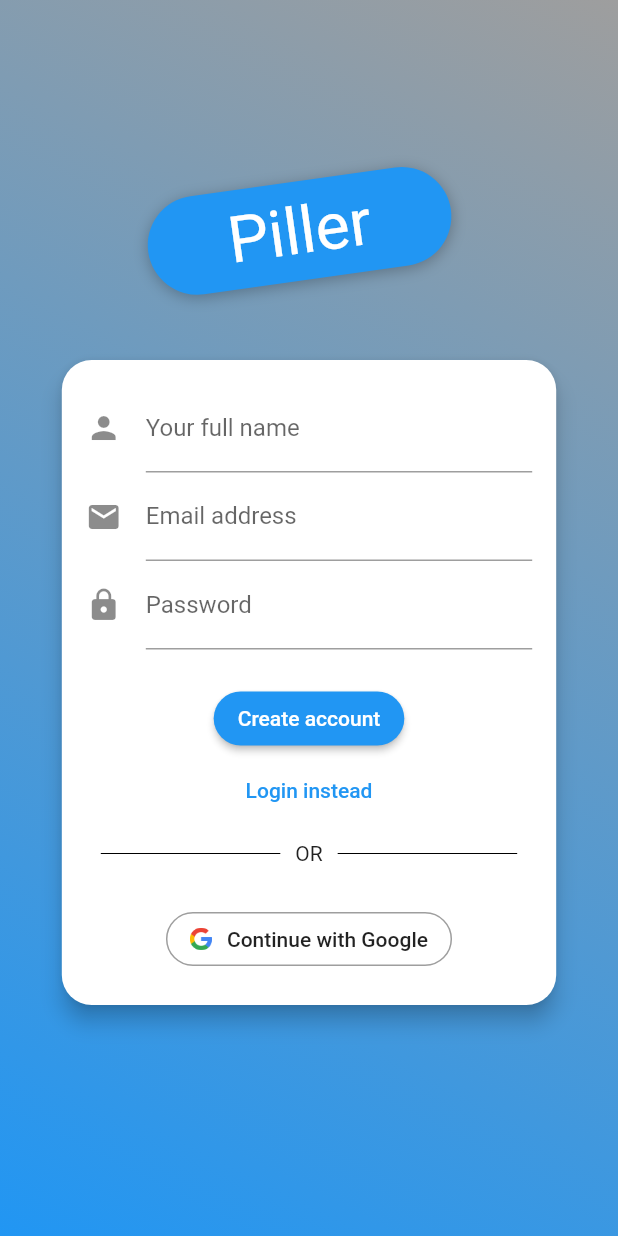
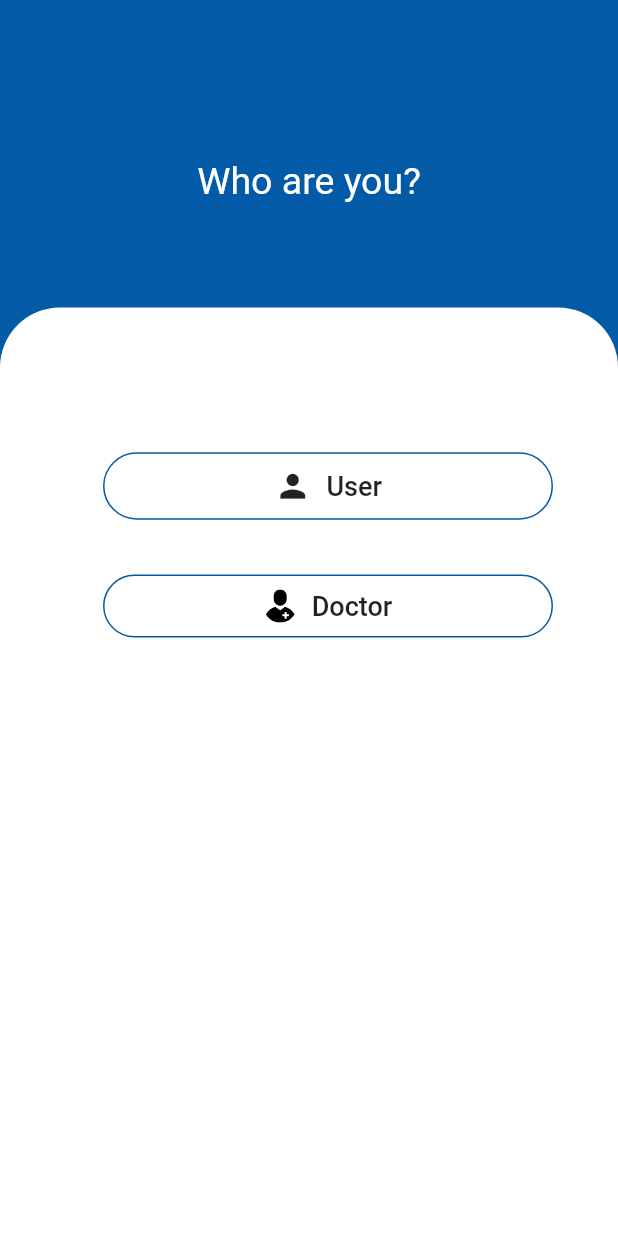
Before and after one commit to MatejKrcek/ceeHacksApp, a Flutter app: the screen it shows after launch, on a phone screen of 412 x 824 dp. Run offline on Flutter 3.47's test engine with Material 2 defaults, Android fonts, the phone set to English and light mode, and no system bars; our stand-ins replace cloud_firestore, firebase_auth, firebase_core, flutter_svg, google_sign_in; accounts and stored records are empty.

Commit message:
ui: select role + patient menu

```diff
--- a/lib/main.dart
+++ b/lib/main.dart
@@ -1,8 +1,11 @@
 import 'package:ceehacks/pages/root_page.dart';
+import 'package:ceehacks/pages/select_role_page.dart';
 import 'package:firebase_core/firebase_core.dart';
 import 'package:flutter/material.dart';
 import 'package:flutter/services.dart';
 
+//! home: RootPage(),
+import 'package:ceehacks/pages/main_menu_layout_page.dart';
 void main() async {
   WidgetsFlutterBinding.ensureInitialized();
   await Firebase.initializeApp();
@@ -22,12 +25,13 @@ class MyApp extends StatelessWidget {
     return MaterialApp(
       title: 'Piller',
       theme: ThemeData(
-        primarySwatch: Colors.blue,
+        primaryColor: Color(0xFF035AA6),
+        accentColor: Colors.deepOrange,
         backgroundColor: Colors.white,
         scaffoldBackgroundColor: Colors.white,
         visualDensity: VisualDensity.adaptivePlatformDensity,
       ),
-      home: RootPage(),
+      home: SelectRolePage(),
     );
   }
 }
--- /dev/null
+++ b/lib/pages/select_role_page.dart
@@ -0,0 +1,177 @@
+import 'package:flutter/material.dart';
+import 'package:flutter_svg/svg.dart';
+
+class SelectRolePage extends StatelessWidget {
+  @override
+  Widget build(BuildContext context) {
+    final theme = Theme.of(context);
+    final size = MediaQuery.of(context).size;
+    return Scaffold(
+      backgroundColor: theme.primaryColor,
+      appBar: AppBar(
+        backgroundColor: theme.primaryColor,
+        automaticallyImplyLeading: false,
+        elevation: 0,
+      ),
+      body: Column(
+        children: <Widget>[
+          SizedBox(
+            height: 50,
+          ),
+          Row(
+            mainAxisAlignment: MainAxisAlignment.center,
+            children: <Widget>[
+              Container(
+                child: const Text(
+                  'Who are you?',
+                  style: TextStyle(
+                    color: Colors.white,
+                    fontSize: 25,
+                  ),
+                ),
+              ),
+            ],
+          ),
+          SizedBox(
+            height: 70,
+          ),
+          Expanded(
+            child: Stack(
+              children: <Widget>[
+                Container(
+                  decoration: BoxDecoration(
+                    color: Colors.white,
+                    borderRadius: BorderRadius.only(
+                      topLeft: Radius.circular(40),
+                      topRight: Radius.circular(40),
+                    ),
+                  ),
+                ),
+                Positioned(
+                  left: size.width / 6,
+                  top: 80,
+                  child: Container(
+                    width: 300,
+                    margin: const EdgeInsets.only(top: 15),
+                    child: OutlineButton(
+                      onPressed: () {},
+                      shape: RoundedRectangleBorder(
+                        borderRadius: BorderRadius.circular(30),
+                      ),
+                      highlightElevation: 0,
+                      borderSide: BorderSide(
+                        color: theme.primaryColor,
+                      ),
+                      disabledBorderColor: theme.primaryColor,
+                      highlightedBorderColor: theme.primaryColor,
+                      child: Padding(
+                        padding: const EdgeInsets.fromLTRB(0, 10, 0, 10),
+                        child: Row(
+                          mainAxisSize: MainAxisSize.min,
+                          mainAxisAlignment: MainAxisAlignment.center,
+                          children: <Widget>[
+                            Icon(
+                              Icons.person,
+                              size: 25,
+                            ),
+                            Padding(
+                              padding: const EdgeInsets.only(left: 10),
+                              child: const Text(
+                                'User',
+                                style: TextStyle(
+                                  fontSize: 18,
+                                ),
+                              ),
+                            ),
+                          ],
+                        ),
+                      ),
+                    ),
+                  ),
+                ),
+                Positioned(
+                  top: 160,
+                  left: size.width / 6,
+                  child: Container(
+                    width: 300,
+                    margin: const EdgeInsets.only(top: 15),
+                    child: OutlineButton(
+                      onPressed: () {},
+                      shape: RoundedRectangleBorder(
+                        borderRadius: BorderRadius.circular(30),
+                      ),
+                      highlightElevation: 0,
+                      borderSide: BorderSide(
+                        color: theme.primaryColor,
+                      ),
+                      disabledBorderColor: theme.primaryColor,
+                      highlightedBorderColor: theme.primaryColor,
+                      child: Padding(
+                        padding: const EdgeInsets.fromLTRB(0, 10, 0, 10),
+                        child: Row(
+                          mainAxisSize: MainAxisSize.min,
+                          mainAxisAlignment: MainAxisAlignment.center,
+                          children: <Widget>[
+                            SvgPicture.asset(
+                              'assets/doctor_icon.svg',
+                              height: 22,
+                            ),
+                            Padding(
+                              padding: const EdgeInsets.only(left: 10),
+                              child: const Text(
+                                'Doctor',
+                                style: TextStyle(
+                                  fontSize: 18,
+                                ),
+                              ),
+                            ),
+                          ],
+                        ),
+                      ),
+                    ),
+                  ),
+                ),
+              ],
+            ),
+          ),
+        ],
+      ),
+    );
+
+    return Scaffold(
+      backgroundColor: Colors.white,
+      appBar: AppBar(
+        elevation: 0,
+        backgroundColor: Colors.white,
+      ),
+      body: Padding(
+        padding: const EdgeInsets.all(8.0),
+        child: ListView(
+          children: [
+            SizedBox(
+              height: 50,
+            ),
+            Container(
+              child: Row(
+                mainAxisSize: MainAxisSize.min,
+                mainAxisAlignment: MainAxisAlignment.center,
+                children: [
+                  Text(
+                    'I am',
+                    style: TextStyle(
+                      fontSize: 28,
+                      fontWeight: FontWeight.bold,
+                    ),
+                  ),
+                ],
+              ),
+            ),
+            SizedBox(
+              height: 120,
+            ),
+          ],
+        ),
+      ),
+    );
+  }
+}
--- a/pubspec.yaml
+++ b/pubspec.yaml
@@ -40,6 +40,8 @@ flutter:
   # To add assets to your application, add an assets section, like this:
   assets:
     - assets/google_logo.png
+    - assets/doctor_icon.png
+    - assets/doctor_icon.svg
 
 
   # An image asset can refer to one or more resolution-specific "variants", see
```
Also changed, not shown: lib/pages/main_menu_layout_page.dart (added, +58 -0 lines), lib/pages/patient/patient_main_menu_buttons.dart (added, +106 -0 lines), assets/doctor_icon.png (added), assets/doctor_icon.svg (added), pubspec.lock.
